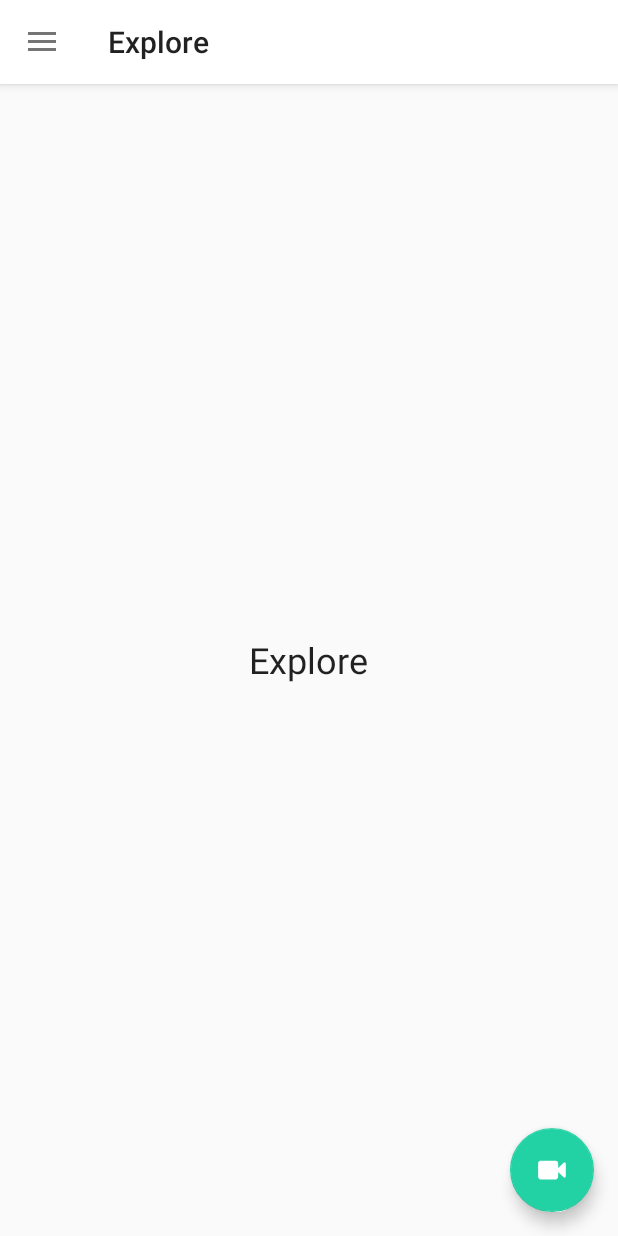
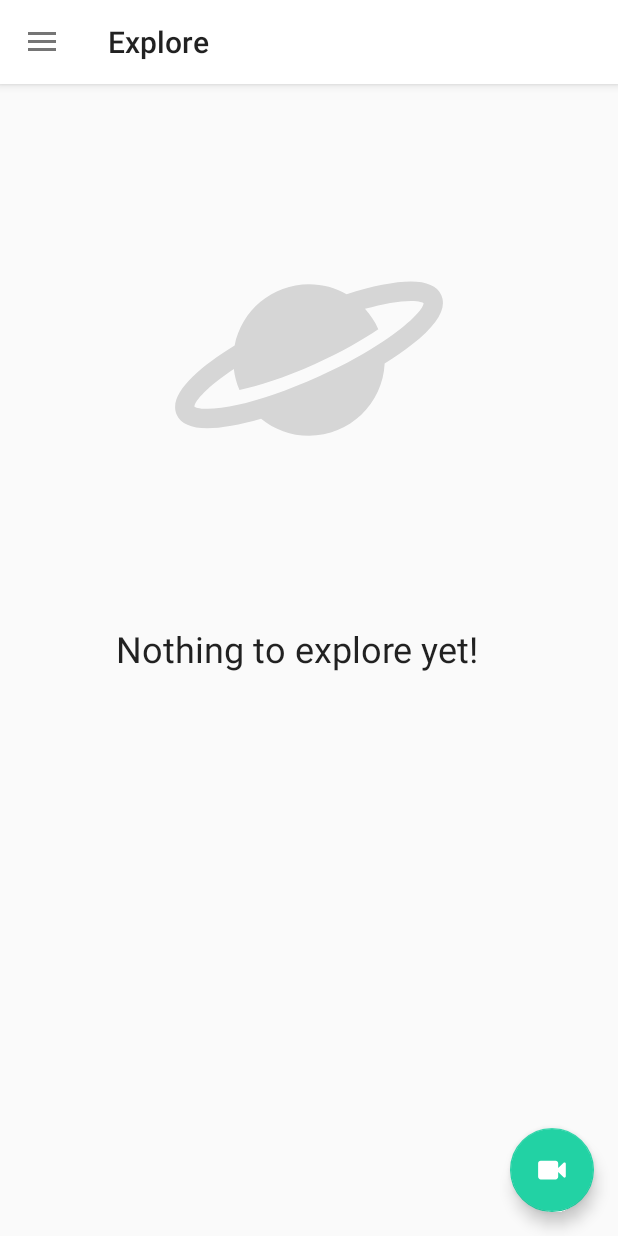
Before and after one commit to bsstokes/bsDIY, an Android app: the fragment ExploreFragment placed in its activity, on a phone screen of 412 x 824 dp. Run offline under Robolectric (Android 15) with nearby library versions, the phone set to English and light mode, and no system bars; our stand-ins replace ButterKnife, Dagger/Hilt's generated code, Picasso; libraries missing offline, so code that uses them is left out: com.crashlytics.android, io.fabric.sdk, rx.subscriptions; pictures from the network do not load; 1 statement that could not run was skipped.

Commit message:
Create empty state for Explore.

```diff
--- a/app/src/main/java/com/bsstokes/bsdiy/explore/ExploreFragment.java
+++ b/app/src/main/java/com/bsstokes/bsdiy/explore/ExploreFragment.java
@@ -32,6 +32,7 @@ public class ExploreFragment extends Fragment {
     @Inject BsDiyDatabase database;
     @Inject Picasso picasso;
 
+    @SuppressWarnings("FieldCanBeLocal")
     private final @StringRes int TITLE = R.string.explore;
     @SuppressWarnings("FieldCanBeLocal")
     private final @LayoutRes int LAYOUT = R.layout.fragment_explore;
@@ -55,7 +56,7 @@ public class ExploreFragment extends Fragment {
         final View view = inflater.inflate(LAYOUT, container, false);
         unbinder = ButterKnife.bind(this, view);
 
-        textView.setText(TITLE);
+        textView.setText(R.string.no_explore);
 
         return view;
     }
--- a/app/src/main/res/layout/fragment_explore.xml
+++ b/app/src/main/res/layout/fragment_explore.xml
@@ -1,17 +1,41 @@
 <?xml version="1.0" encoding="utf-8"?>
-<LinearLayout xmlns:android="http://schemas.android.com/apk/res/android"
-              xmlns:tools="http://schemas.android.com/tools"
-              android:layout_width="match_parent"
-              android:layout_height="match_parent"
-              android:gravity="center"
-              android:orientation="vertical">
+<android.support.constraint.ConstraintLayout
+    xmlns:android="http://schemas.android.com/apk/res/android"
+    xmlns:app="http://schemas.android.com/apk/res-auto"
+    xmlns:tools="http://schemas.android.com/tools"
+    android:layout_width="match_parent"
+    android:layout_height="match_parent"
+    android:gravity="center"
+    android:orientation="vertical">
+
+    <ImageView
+        android:id="@+id/imageView"
+        android:layout_width="0dp"
+        android:layout_height="180dp"
+        android:layout_marginBottom="8dp"
+        android:layout_marginEnd="16dp"
+        android:layout_marginStart="16dp"
+        android:layout_marginTop="16dp"
+        android:contentDescription="@string/no_explore"
+        android:tint="@color/diy_medium_gray"
+        app:layout_constraintBottom_toTopOf="@+id/text_view"
+        app:layout_constraintLeft_toLeftOf="parent"
+        app:layout_constraintRight_toRightOf="parent"
+        app:layout_constraintTop_toTopOf="parent"
+        app:srcCompat="@drawable/ic_explore"/>
 
     <TextView
         android:id="@+id/text_view"
         android:layout_width="wrap_content"
         android:layout_height="wrap_content"
         android:layout_gravity="center"
+        android:layout_marginBottom="16dp"
+        android:layout_marginEnd="16dp"
         android:textAppearance="@style/TextAppearance.AppCompat.Headline"
-        tools:text="@string/explore"/>
+        app:layout_constraintBottom_toBottomOf="parent"
+        app:layout_constraintLeft_toLeftOf="parent"
+        app:layout_constraintRight_toRightOf="parent"
+        app:layout_constraintTop_toTopOf="parent"
+        tools:text="@string/no_explore"/>
 
-</LinearLayout>
+</android.support.constraint.ConstraintLayout>
--- a/app/src/main/res/values/strings.xml
+++ b/app/src/main/res/values/strings.xml
@@ -18,6 +18,7 @@
     <string name="post_a_project">Post A Project</string>
 
     <!-- Empty states -->
+    <string name="no_explore">Nothing to explore yet!</string>
     <string name="no_messages">No messages yet!</string>
     <string name="no_stream">No stream yet!</string>
     <string name="no_to_dos">No to-do&#8217;s yet!</string>
```
